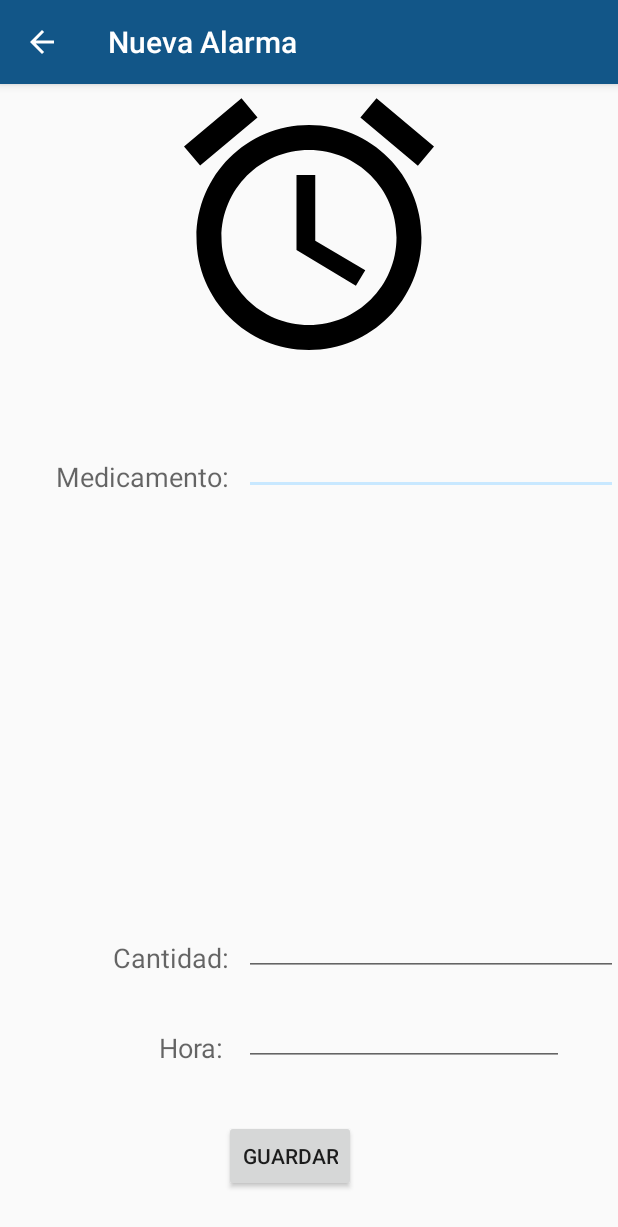
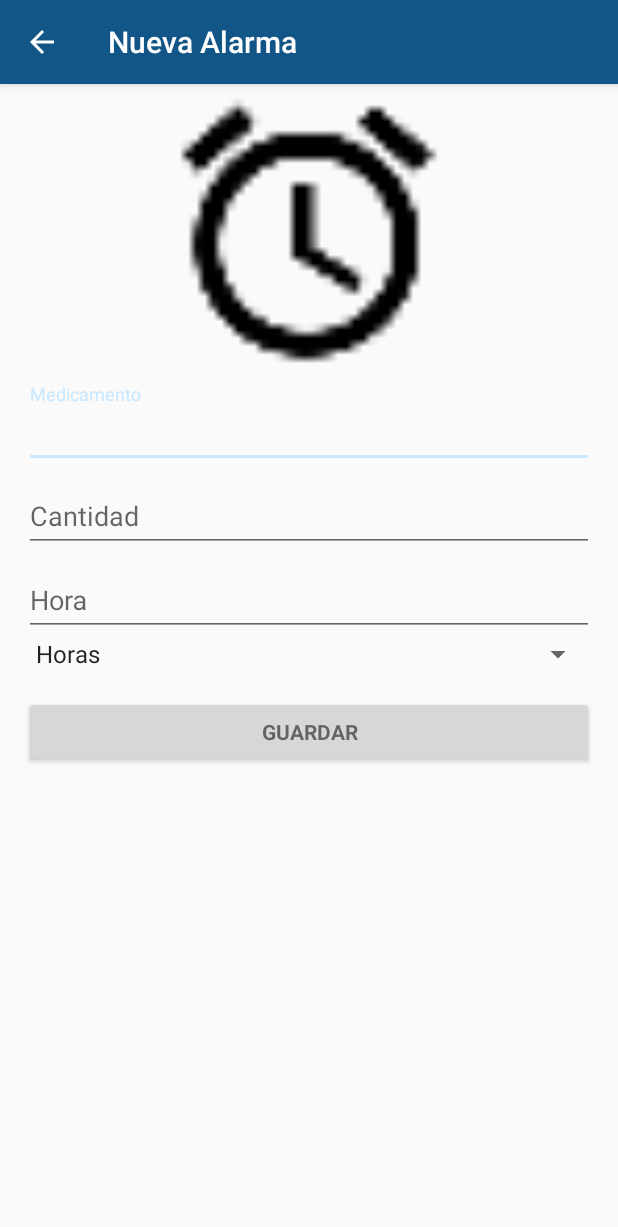
Before and after one commit to javiomoreno/Medicamentos, an Android app: the NuevaAlarma screen opened directly, with no data from a screen before it, on a phone screen of 412 x 824 dp. Shown: the top 1227 px of the screen. Run offline under Robolectric (Android 15) with nearby library versions, the phone set to English and light mode, and no system bars.

Commit message:
Creacion de mucahs cosas

```diff
--- a/app/build.gradle
+++ b/app/build.gradle
@@ -22,6 +22,8 @@ android {
 dependencies {
     compile fileTree(dir: 'libs', include: ['*.jar'])
     testCompile 'junit:junit:4.12'
-    compile 'com.android.support:appcompat-v7:23.0.1'
+    compile 'com.android.support:appcompat-v7:23.0.0'
+    compile 'com.android.support:recyclerview-v7:22.2.0'
+    compile 'com.android.support:cardview-v7:22.2.0'
     compile 'com.android.support:design:23.0.1'
 }
--- a/app/src/main/AndroidManifest.xml
+++ b/app/src/main/AndroidManifest.xml
@@ -20,7 +20,9 @@
                 <category android:name="android.intent.category.LAUNCHER" />
             </intent-filter>
         </activity>
-        <activity android:name=".AlarmaPakage.NuevaAlarma"></activity>
+        <activity
+            android:name=".AlarmaPakage.NuevaAlarma"
+            android:theme="@style/MyMaterialTheme"></activity>
     </application>
 
 </manifest>
--- a/app/src/main/java/com/example/javiermoreno/medicamentos/AlarmaPakage/AlarmasFragment.java
+++ b/app/src/main/java/com/example/javiermoreno/medicamentos/AlarmaPakage/AlarmasFragment.java
@@ -11,6 +11,7 @@ import android.view.View;
 import android.view.ViewGroup;
 import android.widget.ArrayAdapter;
 import android.widget.ListView;
+import android.widget.Spinner;
 
 import com.example.javiermoreno.medicamentos.BaseDeDatos.Alarmas;
 import com.example.javiermoreno.medicamentos.BaseDeDatos.DBHandler;
--- a/app/src/main/java/com/example/javiermoreno/medicamentos/AlarmaPakage/NuevaAlarma.java
+++ b/app/src/main/java/com/example/javiermoreno/medicamentos/AlarmaPakage/NuevaAlarma.java
@@ -1,49 +1,94 @@
 package com.example.javiermoreno.medicamentos.AlarmaPakage;
 
-import android.content.ContentValues;
 import android.content.Intent;
-import android.database.sqlite.SQLiteDatabase;
+import android.os.Bundle;
 import android.support.v7.app.AppCompatActivity;
-import android.os.Bundle;
 import android.support.v7.widget.Toolbar;
+import android.text.TextUtils;
+import android.util.Log;
 import android.view.View;
+import android.widget.AdapterView;
+import android.widget.ArrayAdapter;
+import android.widget.AutoCompleteTextView;
 import android.widget.EditText;
+import android.widget.Spinner;
 
 import com.example.javiermoreno.medicamentos.BaseDeDatos.Alarmas;
 import com.example.javiermoreno.medicamentos.BaseDeDatos.DBHandler;
 import com.example.javiermoreno.medicamentos.MainActivity;
 import com.example.javiermoreno.medicamentos.R;
 
-public class NuevaAlarma extends AppCompatActivity {
+public class NuevaAlarma extends AppCompatActivity implements AdapterView.OnItemSelectedListener {
 
-    private Toolbar toolbar;
     EditText medicamento, cantidad, hora;
-
     Alarmas alarma;
     DBHandler dataBase;
-
+    String opcion;
     @Override
     protected void onCreate(Bundle savedInstanceState) {
         super.onCreate(savedInstanceState);
         setContentView(R.layout.activity_nueva_alarma);
 
-        toolbar = (Toolbar) findViewById(R.id.toolbarNA);
-        setSupportActionBar(toolbar);
+        Toolbar toolbarNA = (Toolbar) findViewById(R.id.toolbarNA);
+        setSupportActionBar(toolbarNA);
+        getSupportActionBar().setTitle(R.string.tituloNuevaAlarma);
         getSupportActionBar().setDisplayHomeAsUpEnabled(true);
-        getSupportActionBar().setTitle("Nueva Alarma");
 
-        medicamento = (EditText) findViewById(R.id.editTextMedicamento);
-        cantidad = (EditText) findViewById(R.id.editTextCantidad);
-        hora = (EditText) findViewById(R.id.editTextHora);
+        medicamento = (AutoCompleteTextView) findViewById(R.id.editTextMedicamento);
+        cantidad = (AutoCompleteTextView) findViewById(R.id.editTextCantidad);
+        hora = (AutoCompleteTextView) findViewById(R.id.editTextHora);
+
+        Spinner spinner = (Spinner) findViewById(R.id.planets_spinner);
+        ArrayAdapter<CharSequence> adapter = ArrayAdapter.createFromResource(this,
+                R.array.lista_array, android.R.layout.simple_spinner_item);
+        adapter.setDropDownViewResource(android.R.layout.simple_spinner_dropdown_item);
+        spinner.setAdapter(adapter);
+        spinner.setOnItemSelectedListener((AdapterView.OnItemSelectedListener) this);
 
         dataBase = new DBHandler(this);
+    }
+
+
+    public void onClickGuardarAlarma(View v){
+
+        String medica = medicamento.getText().toString();
+        String cant = cantidad.getText().toString();
+        String hor = hora.getText().toString();
+        boolean cancel = false;
+        medicamento.setError(null);
+        cantidad.setError(null);
+        hora.setError(null);
+        View focusView = null;
+
+        if (TextUtils.isEmpty(medica)) {
+            medicamento.setError(getString(R.string.error_field_required));
+            focusView = medicamento;
+            cancel = true;
+        }
+        else if (TextUtils.isEmpty(cant)){
+            cantidad.setError(getString(R.string.error_field_required));
+            focusView = cantidad;
+        }
+        else if(TextUtils.isEmpty(hor)){
+            hora.setError(getString(R.string.error_field_required));
+            focusView = hora;
+        }
+        else {
+            dataBase.addAlarma(new Alarmas(1, medicamento.getText().toString(), cantidad.getText().toString(), hora.getText().toString()+" "+opcion));
+            Intent intent_homeIntens = new Intent(getApplicationContext(), MainActivity.class).setFlags(Intent.FLAG_ACTIVITY_CLEAR_TOP);
+            startActivity(intent_homeIntens);
+        }
+    }
+
+    @Override
+    public void onItemSelected(AdapterView<?> parent, View view,
+                               int pos, long id) {
+        opcion = parent.getItemAtPosition(pos).toString();
+    }
+
+    @Override
+    public void onNothingSelected(AdapterView<?> adapterView) {
 
     }
 
-    public void onClickGuardarAlarma(View v){
-        int cantId = 2;
-        dataBase.addAlarma(new Alarmas(cantId + 1, medicamento.getText().toString(), cantidad.getText().toString(), hora.getText().toString()));
-        Intent intent_homeIntens = new Intent(getApplicationContext(), MainActivity.class).setFlags(Intent.FLAG_ACTIVITY_CLEAR_TOP);
-        startActivity(intent_homeIntens);
-    }
 }
--- a/app/src/main/res/layout/activity_main.xml
+++ b/app/src/main/res/layout/activity_main.xml
@@ -15,7 +15,7 @@
             android:layout_height="?attr/actionBarSize"
             android:background="?attr/colorPrimary"
             app:layout_scrollFlags="scroll|enterAlways"
-            app:popupTheme="@style/ThemeOverlay.AppCompat.Light" />
+            app:popupTheme="@style/ThemeOverlay.AppCompat.Light"/>
 
         <android.support.design.widget.TabLayout
             android:id="@+id/tabs"
@@ -30,4 +30,5 @@
         android:layout_width="match_parent"
         android:layout_height="match_parent"
         app:layout_behavior="@string/appbar_scrolling_view_behavior"  />
+
 </android.support.design.widget.CoordinatorLayout>
--- a/app/src/main/res/layout/activity_nueva_alarma.xml
+++ b/app/src/main/res/layout/activity_nueva_alarma.xml
@@ -1,114 +1,26 @@
 <?xml version="1.0" encoding="utf-8"?>
 <android.support.design.widget.CoordinatorLayout xmlns:android="http://schemas.android.com/apk/res/android"
-xmlns:app="http://schemas.android.com/apk/res-auto"
+    xmlns:app="http://schemas.android.com/apk/res-auto"
     xmlns:tools="http://schemas.android.com/tools"
     android:layout_width="match_parent"
     android:layout_height="match_parent"
+    android:fitsSystemWindows="true"
     tools:context=".AlarmaPakage.NuevaAlarma">
 
     <android.support.design.widget.AppBarLayout
         android:layout_width="match_parent"
         android:layout_height="wrap_content"
-        android:theme="@style/ThemeOverlay.AppCompat.Dark.ActionBar">
+        android:theme="@style/MyMaterialTheme.AppBarOverlay">
 
         <android.support.v7.widget.Toolbar
             android:id="@+id/toolbarNA"
             android:layout_width="match_parent"
             android:layout_height="?attr/actionBarSize"
             android:background="?attr/colorPrimary"
-            app:layout_scrollFlags="scroll|enterAlways"
-            app:popupTheme="@style/ThemeOverlay.AppCompat.Light" />
+            app:popupTheme="@style/MyMaterialTheme.PopupOverlay" />
+
     </android.support.design.widget.AppBarLayout>
 
-    <RelativeLayout
-        android:layout_width="match_parent"
-        android:layout_height="match_parent">
+    <include layout="@layout/content_nueva_alarma" />
 
-        <ImageView
-            android:layout_width="200dp"
-            android:layout_height="200dp"
-            android:id="@+id/imageView"
-            android:layout_marginTop="50dp"
-            android:background="@drawable/ic_alarm_black"
-            android:layout_alignParentTop="true"
-            android:layout_centerHorizontal="true" />
-
-        <EditText
-            android:layout_width="wrap_content"
-            android:layout_height="wrap_content"
-            android:id="@+id/editTextMedicamento"
-            android:layout_alignBottom="@+id/textView2"
-            android:layout_toRightOf="@+id/textView2"
-            android:layout_marginLeft="20dp"
-            android:layout_marginStart="10dp"
-            android:layout_alignParentRight="true"
-            android:layout_alignParentEnd="true" />
-
-        <TextView
-            android:layout_width="wrap_content"
-            android:layout_height="wrap_content"
-            android:textAppearance="?android:attr/textAppearanceMedium"
-            android:text="Medicamento:"
-            android:id="@+id/textView2"
-            android:layout_marginLeft="10dp"
-            android:layout_marginStart="37dp"
-            android:layout_below="@+id/imageView"
-            android:layout_alignParentLeft="true"
-            android:layout_alignParentStart="true"
-            android:layout_marginTop="55dp" />
-
-        <TextView
-            android:layout_width="wrap_content"
-            android:layout_height="wrap_content"
-            android:textAppearance="?android:attr/textAppearanceMedium"
-            android:text="Cantidad:"
-            android:id="@+id/textView"
-            android:layout_above="@+id/textView3"
-            android:layout_alignRight="@+id/textView2"
-            android:layout_alignEnd="@+id/textView2"
-            android:layout_marginBottom="35dp" />
-
-        <EditText
-            android:layout_width="wrap_content"
-            android:layout_height="wrap_content"
-            android:id="@+id/editTextCantidad"
-            android:layout_alignBottom="@+id/textView"
-            android:layout_alignLeft="@+id/editTextMedicamento"
-            android:layout_alignStart="@+id/editTextMedicamento"
-            android:layout_alignParentRight="true"
-            android:layout_alignParentEnd="true" />
-
-        <TextView
-            android:layout_width="wrap_content"
-            android:layout_height="wrap_content"
-            android:textAppearance="?android:attr/textAppearanceMedium"
-            android:text="Hora:"
-            android:id="@+id/textView3"
-            android:layout_alignBottom="@+id/editTextHora"
-            android:layout_alignLeft="@+id/imageView"
-            android:layout_alignStart="@+id/imageView" />
-
-        <EditText
-            android:layout_width="wrap_content"
-            android:layout_height="wrap_content"
-            android:inputType="time"
-            android:ems="10"
-            android:id="@+id/editTextHora"
-            android:layout_marginBottom="36dp"
-            android:layout_above="@+id/buttonGuardarAlarma"
-            android:layout_alignLeft="@+id/editTextCantidad"
-            android:layout_alignStart="@+id/editTextCantidad" />
-
-        <Button
-            android:layout_width="wrap_content"
-            android:layout_height="wrap_content"
-            android:text="Guardar"
-            android:id="@+id/buttonGuardarAlarma"
-            android:onClick="onClickGuardarAlarma"
-            android:layout_alignParentBottom="true"
-            android:layout_toRightOf="@+id/textView3"
-            android:layout_toEndOf="@+id/textView3"
-            android:layout_marginBottom="29dp" />
-
-    </RelativeLayout>
 </android.support.design.widget.CoordinatorLayout>
--- /dev/null
+++ b/app/src/main/res/layout/content_nueva_alarma.xml
@@ -0,0 +1,109 @@
+
+<LinearLayout xmlns:android="http://schemas.android.com/apk/res/android"
+    xmlns:tools="http://schemas.android.com/tools"
+    android:layout_width="match_parent"
+    android:layout_height="match_parent"
+    android:gravity="center_horizontal"
+    android:orientation="vertical"
+    android:paddingBottom="@dimen/activity_vertical_margin"
+    android:paddingLeft="@dimen/activity_horizontal_margin"
+    android:paddingRight="@dimen/activity_horizontal_margin"
+    android:paddingTop="@dimen/activity_vertical_margin"
+    tools:context="com.example.javiermoreno.medicamentos.AlarmaPakage.NuevaAlarma">
+
+        <!-- Login progress -->
+        <ProgressBar
+            android:id="@+id/login_progress"
+            style="?android:attr/progressBarStyleLarge"
+            android:layout_width="wrap_content"
+            android:layout_height="wrap_content"
+            android:layout_marginBottom="8dp"
+            android:visibility="gone" />
+
+        <ScrollView
+            android:id="@+id/login_form"
+            android:layout_width="match_parent"
+            android:layout_height="match_parent">
+
+                <LinearLayout
+                    android:id="@+id/email_login_form"
+                    android:layout_width="match_parent"
+                    android:layout_height="wrap_content"
+                    android:orientation="vertical">
+
+                        <ImageView
+                            android:layout_width="200dp"
+                            android:layout_height="200dp"
+                            android:id="@+id/imageView"
+                            android:background="@mipmap/ic_alarm"
+                            android:layout_alignParentTop="true"
+                            android:layout_centerHorizontal="true"
+                            android:layout_gravity="center_horizontal"
+                            android:layout_marginTop="40dp" />
+
+                        <android.support.design.widget.TextInputLayout
+                            android:layout_width="match_parent"
+                            android:layout_height="wrap_content">
+
+                                <AutoCompleteTextView
+                                    android:id="@+id/editTextMedicamento"
+                                    android:layout_width="match_parent"
+                                    android:layout_height="wrap_content"
+                                    android:hint="@string/medicamento"
+                                    android:inputType="text"
+                                    android:maxLines="1"
+                                    android:singleLine="true" />
+
+                        </android.support.design.widget.TextInputLayout>
+
+                        <android.support.design.widget.TextInputLayout
+                            android:layout_width="match_parent"
+                            android:layout_height="wrap_content">
+
+                                <AutoCompleteTextView
+                                    android:id="@+id/editTextCantidad"
+                                    android:layout_width="match_parent"
+                                    android:layout_height="wrap_content"
+                                    android:hint="@string/cantidad"
+                                    android:inputType="text"
+                                    android:maxLines="1"
+                                    android:singleLine="true" />
+
+                        </android.support.design.widget.TextInputLayout>
+
+                        <android.support.design.widget.TextInputLayout
+                            android:layout_width="match_parent"
+                            android:layout_height="wrap_content">
+
+                                <AutoCompleteTextView
+                                    android:id="@+id/editTextHora"
+                                    android:layout_width="match_parent"
+                                    android:layout_height="wrap_content"
+                                    android:hint="@string/hora"
+                                    android:inputType="number"
+                                    android:maxLines="1"
+                                    android:singleLine="true" />
+
+                                <Spinner
+                                    android:id="@+id/planets_spinner"
+                                    android:layout_width="fill_parent"
+                                    android:layout_height="wrap_content"
+                                    />
+
+                        </android.support.design.widget.TextInputLayout>
+
+
+
+                        <Button
+                            android:id="@+id/email_sign_in_button"
+                            style="?android:textAppearanceSmall"
+                            android:layout_width="match_parent"
+                            android:layout_height="wrap_content"
+                            android:layout_marginTop="16dp"
+                            android:onClick="onClickGuardarAlarma"
+                            android:text="@string/guardar_nueva_alarma"
+                            android:textStyle="bold" />
+
+                </LinearLayout>
+        </ScrollView>
+</LinearLayout>
--- a/app/src/main/res/layout/fragment_alarmas.xml
+++ b/app/src/main/res/layout/fragment_alarmas.xml
@@ -1,10 +1,12 @@
 <RelativeLayout xmlns:android="http://schemas.android.com/apk/res/android"
-    xmlns:tools="http://schemas.android.com/tools"
+xmlns:tools="http://schemas.android.com/tools" android:layout_width="match_parent"
 xmlns:app="http://schemas.android.com/apk/res-auto"
-    android:layout_width="match_parent"
 android:layout_height="match_parent"
 tools:context=".AlarmaPakage.AlarmasFragment">
 
+    <android.support.design.widget.CoordinatorLayout
+        android:layout_width="match_parent"
+        android:layout_height="match_parent">
 
         <ListView
             android:layout_width="wrap_content"
@@ -18,12 +20,14 @@
             android:id="@+id/fab"
             android:layout_width="wrap_content"
             android:layout_height="wrap_content"
-        android:layout_gravity="bottom|end"
             android:layout_margin="16dp"
-        android:backgroundTint="@color/colorPrimary"
+            android:clickable="true"
             android:src="@drawable/ic_alarm_add"
-        android:layout_alignParentBottom="true"
-        android:layout_alignParentRight="true"
-        android:layout_alignParentEnd="true"/>
+            app:layout_anchor="@id/lista"
+            app:layout_anchorGravity="bottom|right|end"
+            app:backgroundTint="@color/colorPrimary"
+            app:rippleColor="#FFF" />
+
+    </android.support.design.widget.CoordinatorLayout>
 
 </RelativeLayout>
--- /dev/null
+++ b/app/src/main/res/values/lista_array.xml
@@ -0,0 +1,7 @@
+<?xml version="1.0" encoding="utf-8"?>
+<resources>
+    <string-array name="lista_array">
+        <item>Horas</item>
+        <item>Minutos</item>
+    </string-array>
+</resources>
--- a/app/src/main/res/values/strings.xml
+++ b/app/src/main/res/values/strings.xml
@@ -6,18 +6,13 @@
     <string name="one">One</string>
     <string name="two">Two</string>
     <string name="three">Three</string>
-    <string name="title_activity_nueva_alarma">Sign in</string>
+    <string name="tituloNuevaAlarma">Nueva Alarma</string>
 
-    <!-- Strings related to login -->
-    <string name="prompt_email">Email</string>
-    <string name="prompt_password">Password (optional)</string>
-    <string name="action_sign_in">Sign in or register</string>
-    <string name="action_sign_in_short">Sign in</string>
-    <string name="error_invalid_email">This email address is invalid</string>
-    <string name="error_invalid_password">This password is too short</string>
-    <string name="error_incorrect_password">This password is incorrect</string>
-    <string name="error_field_required">This field is required</string>
-    <string name="permission_rationale">"Contacts permissions are needed for providing email
-        completions."
-    </string>
+    <string name="title_activity_nueva_alarma2">NuevaAlarma2</string>
+    <string name="medicamento">Medicamento</string>
+    <string name="guardar_nueva_alarma">Guardar</string>
+    <string name="cantidad">Cantidad</string>
+    <string name="hora">Hora</string>
+
+    <string name="error_field_required">Este Campo es Obligatorio</string>
 </resources>
```
Also changed, not shown: app/src/main/ic_alarma_2-web.png (added), app/src/main/res/mipmap-hdpi/ic_alarma_2.png (added), app/src/main/res/mipmap-mdpi/ic_alarma_2.png (added), app/src/main/res/mipmap-xhdpi/ic_alarma_2.png (added), app/src/main/res/mipmap-xxhdpi/ic_alarma_2.png (added), app/src/main/res/mipmap-xxxhdpi/ic_alarma_2.png (added). Lines whose indentation alone changed are shown as unchanged.
